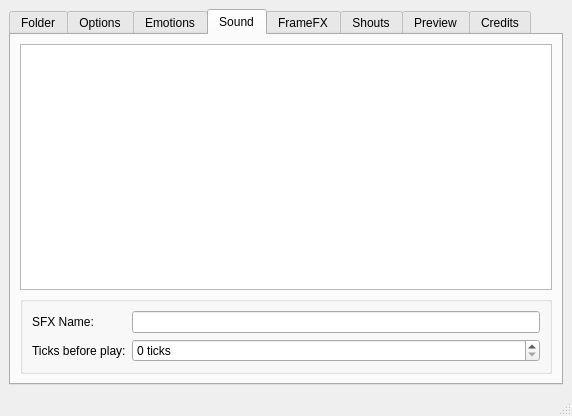
Qt form ressources/ui/ao2charmaker.ui (Salanto/AO2-CharIniMaker) before a commit.
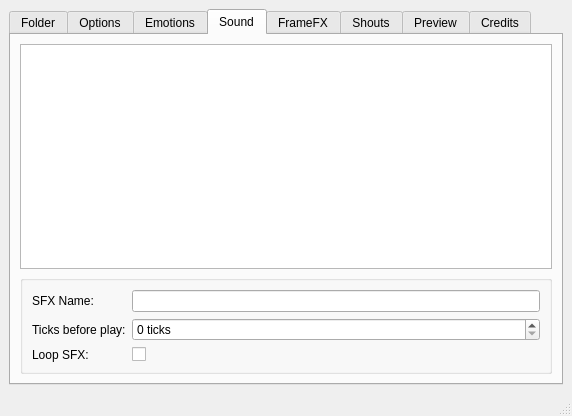
The same form after that commit. The open tabs and pages were chosen to show the change.

Commit message:
Add SoundL support
Even more char.ini jank :moyai:

Patch:
```diff
--- a/ressources/ui/ao2charmaker.ui
+++ b/ressources/ui/ao2charmaker.ui
@@ -638,6 +638,20 @@
              </property>
             </widget>
            </item>
+           <item row="2" column="0">
+            <widget class="QLabel" name="sound_loop_lbl">
+             <property name="text">
+              <string>Loop SFX:</string>
+             </property>
+            </widget>
+           </item>
+           <item row="2" column="1">
+            <widget class="QCheckBox" name="sound_loop_checkbox">
+             <property name="text">
+              <string/>
+             </property>
+            </widget>
+           </item>
           </layout>
          </widget>
         </item>
```
The commit also changes 8 other files.
